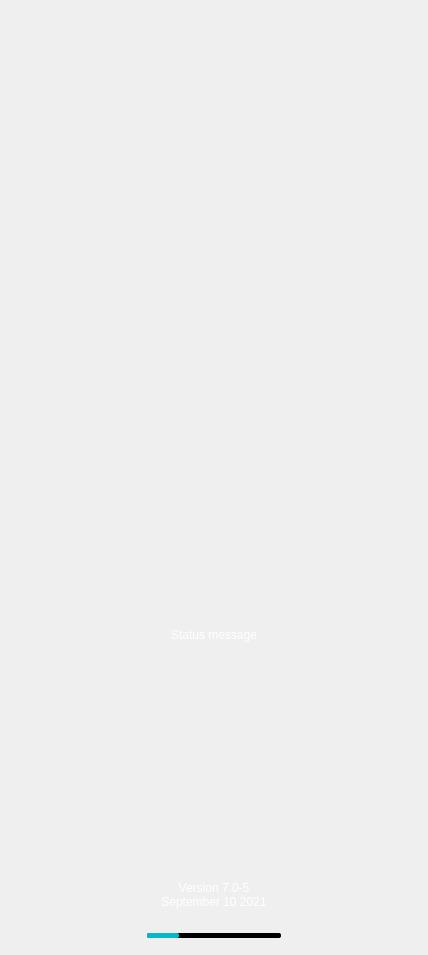
Before: the Qt Designer form forms/ui/brand_ui/Vendeta/splashscreen.ui in demlabs-cellframe/dap-ui-sdk, drawn with Qt 5.
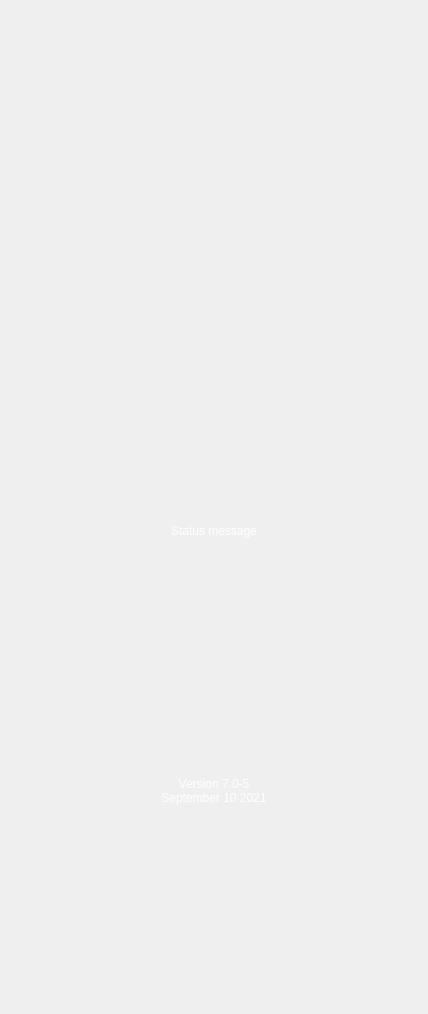
After: the same form once the commit is applied. Icons and pictures are not drawn. Custom widgets are drawn as their Qt base class.

Commit message: bugs-5657 [*] | Layout inconsistencies

What changed in the file:
```diff
--- a/forms/ui/brand_ui/Vendeta/splashscreen.ui
+++ b/forms/ui/brand_ui/Vendeta/splashscreen.ui
@@ -7,7 +7,7 @@
     <x>0</x>
     <y>0</y>
     <width>428</width>
-    <height>926</height>
+    <height>1014</height>
    </rect>
   </property>
   <property name="windowTitle">
@@ -77,7 +77,7 @@
            <property name="sizeHint" stdset="0">
             <size>
              <width>20</width>
-             <height>248</height>
+             <height>200</height>
             </size>
            </property>
           </spacer>
@@ -124,7 +124,7 @@
            <property name="sizeHint" stdset="0">
             <size>
              <width>20</width>
-             <height>276</height>
+             <height>130</height>
             </size>
            </property>
           </spacer>
@@ -161,7 +161,7 @@
            <property name="sizeHint" stdset="0">
             <size>
              <width>20</width>
-             <height>233</height>
+             <height>210</height>
             </size>
            </property>
           </spacer>
@@ -200,75 +200,7 @@
            <property name="sizeHint" stdset="0">
             <size>
              <width>20</width>
-             <height>18</height>
-            </size>
-           </property>
-          </spacer>
-         </item>
-         <item>
-          <widget class="DapGuiWidget" name="wLoadingHolder" native="true">
-           <property name="styleSheet">
-            <string notr="true">#wLoadingHolder{ 	background-color: rgba(0,0,0,0); }</string>
-           </property>
-           <property name="cssStyle" stdset="0">
-            <string>nobackground</string>
-           </property>
-           <layout class="QHBoxLayout" name="horizontalLayout_2">
-            <property name="spacing">
-             <number>0</number>
-            </property>
-            <property name="leftMargin">
-             <number>0</number>
-            </property>
-            <property name="topMargin">
-             <number>0</number>
-            </property>
-            <property name="rightMargin">
-             <number>0</number>
-            </property>
-            <property name="bottomMargin">
-             <number>0</number>
-            </property>
-            <item>
-             <widget class="QProgressBar" name="pLoading">
-              <property name="styleSheet">
-               <string notr="true">*
-{
-background-color: #000000;
-border-radius: 2px;
-max-width: 134px;
-max-height: 5px;
-}
-
-*::chunk
-{
-background-color: #05B8CC;
-border-radius: 2px;
-}</string>
-              </property>
-              <property name="value">
-               <number>24</number>
-              </property>
-              <property name="textVisible">
-               <bool>false</bool>
-              </property>
-             </widget>
-            </item>
-           </layout>
-          </widget>
-         </item>
-         <item>
-          <spacer name="verticalSpacer_5">
-           <property name="orientation">
-            <enum>Qt::Vertical</enum>
-           </property>
-           <property name="sizeType">
-            <enum>QSizePolicy::Fixed</enum>
-           </property>
-           <property name="sizeHint" stdset="0">
-            <size>
-             <width>20</width>
-             <height>8</height>
+             <height>200</height>
             </size>
            </property>
           </spacer>
@@ -282,17 +214,17 @@
   </layout>
  </widget>
  <customwidgets>
-  <customwidget>
-   <class>DapGuiLabel</class>
-   <extends>QLabel</extends>
-   <header>dapguilabel.h</header>
-  </customwidget>
   <customwidget>
    <class>DapGuiWidget</class>
    <extends>QWidget</extends>
    <header>dapguiwidget.h</header>
    <container>1</container>
   </customwidget>
+  <customwidget>
+   <class>DapGuiLabel</class>
+   <extends>QLabel</extends>
+   <header>dapguilabel.h</header>
+  </customwidget>
   <customwidget>
    <class>GradientWidget</class>
    <extends>QWidget</extends>
```
The commit also changes 4 other files.
